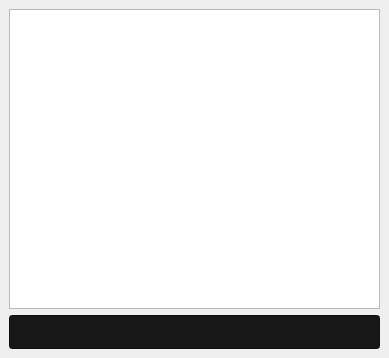
First picture: the form in ui/testwindow.ui, repository edwardstock/miledger, before the edit.
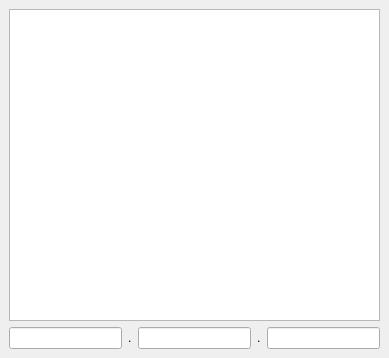
Second picture: the form after the edit.

The edit to the form file:
```diff
--- a/ui/testwindow.ui
+++ b/ui/testwindow.ui
@@ -15,39 +15,38 @@
         </property>
         <widget class="QWidget" name="centralwidget">
             <layout class="QGridLayout" name="gridLayout_2">
+                <item row="1" column="0">
+                    <layout class="QHBoxLayout" name="horizontalLayout">
+                        <item>
+                            <widget class="QLineEdit" name="lineEdit"/>
+                        </item>
+                        <item>
+                            <widget class="QLabel" name="label">
+                                <property name="text">
+                                    <string>.</string>
+                                </property>
+                            </widget>
+                        </item>
+                        <item>
+                            <widget class="QLineEdit" name="lineEdit_2"/>
+                        </item>
+                        <item>
+                            <widget class="QLabel" name="label_2">
+                                <property name="text">
+                                    <string>.</string>
+                                </property>
+                            </widget>
+                        </item>
+                        <item>
+                            <widget class="QLineEdit" name="lineEdit_3"/>
+                        </item>
+                    </layout>
+                </item>
                 <item row="0" column="0">
                     <layout class="QVBoxLayout" name="verticalLayout">
                         <item>
                             <widget class="QListView" name="listView"/>
                         </item>
-                        <item>
-                            <widget class="QLineEdit" name="lineEdit">
-                                <property name="sizePolicy">
-                                    <sizepolicy hsizetype="Expanding" vsizetype="Expanding">
-                                        <horstretch>0</horstretch>
-                                        <verstretch>0</verstretch>
-                                    </sizepolicy>
-                                </property>
-                                <property name="maximumSize">
-                                    <size>
-                                        <width>16777215</width>
-                                        <height>34</height>
-                                    </size>
-                                </property>
-                                <property name="autoFillBackground">
-                                    <bool>false</bool>
-                                </property>
-                                <property name="styleSheet">
-                                    <string notr="true">background: #171717;
-                                        color: #FFFFFF;
-                                        max-height: 32px;
-                                    </string>
-                                </property>
-                                <property name="text">
-                                    <string/>
-                                </property>
-                            </widget>
-                        </item>
                     </layout>
                 </item>
             </layout>
```
